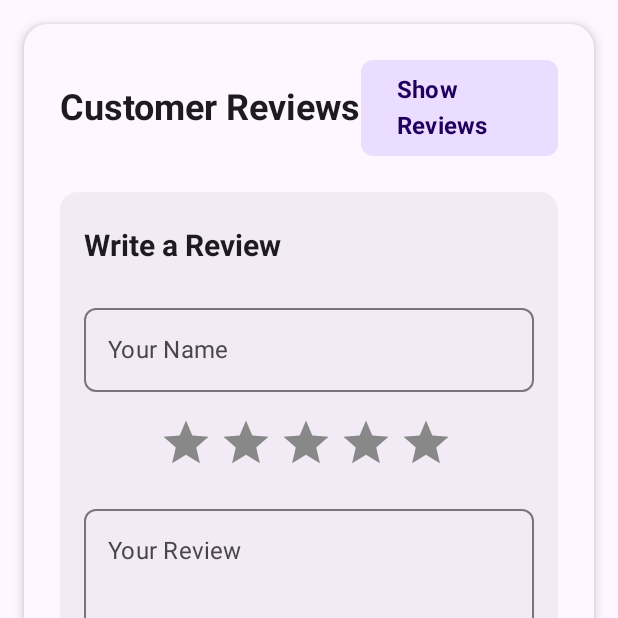
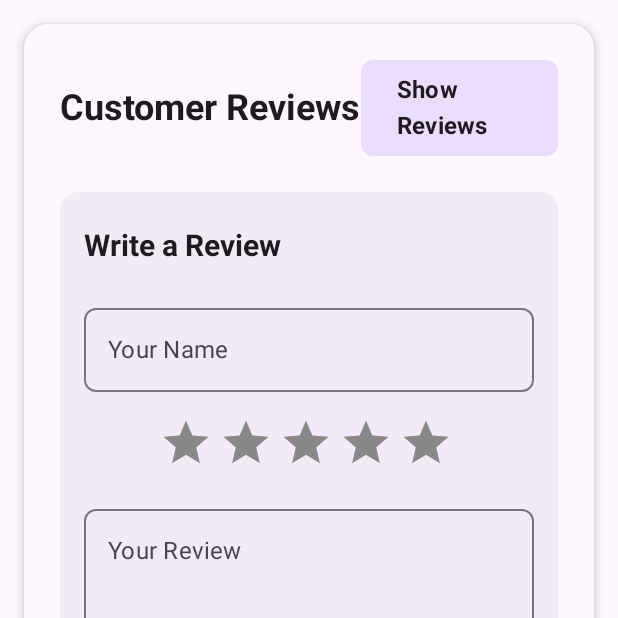
Before and after one commit to HamraJekeen/Jewellery-App, an Android app built with Jetpack Compose: the composable ReviewSection shown on its own in the app's theme, on a phone screen of 412 x 824 dp, the top half of it. Run offline under Robolectric (Android 15) with nearby library versions, the phone set to English and light mode, and no system bars; our stand-ins replace accompanist.

Commit message:
color changes

```diff
--- a/app/src/main/java/com/example/euphoria_colombo/ui/screens/HomePage.kt
+++ b/app/src/main/java/com/example/euphoria_colombo/ui/screens/HomePage.kt
@@ -718,7 +718,7 @@ fun ReviewSection(navController: NavHostController) {
                     },
                     colors = ButtonDefaults.buttonColors(
                         containerColor = MaterialTheme.colorScheme.primaryContainer,
-                        contentColor = MaterialTheme.colorScheme.onPrimaryContainer
+                        contentColor = MaterialTheme.colorScheme.onBackground
                     ),
                     shape = RoundedCornerShape(8.dp)
                 ) {
--- a/app/src/main/java/com/example/euphoria_colombo/ui/screens/ProfilePage.kt
+++ b/app/src/main/java/com/example/euphoria_colombo/ui/screens/ProfilePage.kt
@@ -99,7 +99,9 @@ fun UserProfileScreen(navController: NavHostController, authViewModel: AuthViewM
         modifier = Modifier
             .fillMaxSize()
             .padding(0.dp)
+            .verticalScroll(rememberScrollState())
             .background(MaterialTheme.colorScheme.onPrimary),
+
         horizontalAlignment = Alignment.CenterHorizontally,
         verticalArrangement = Arrangement.Top
     ) {
```
